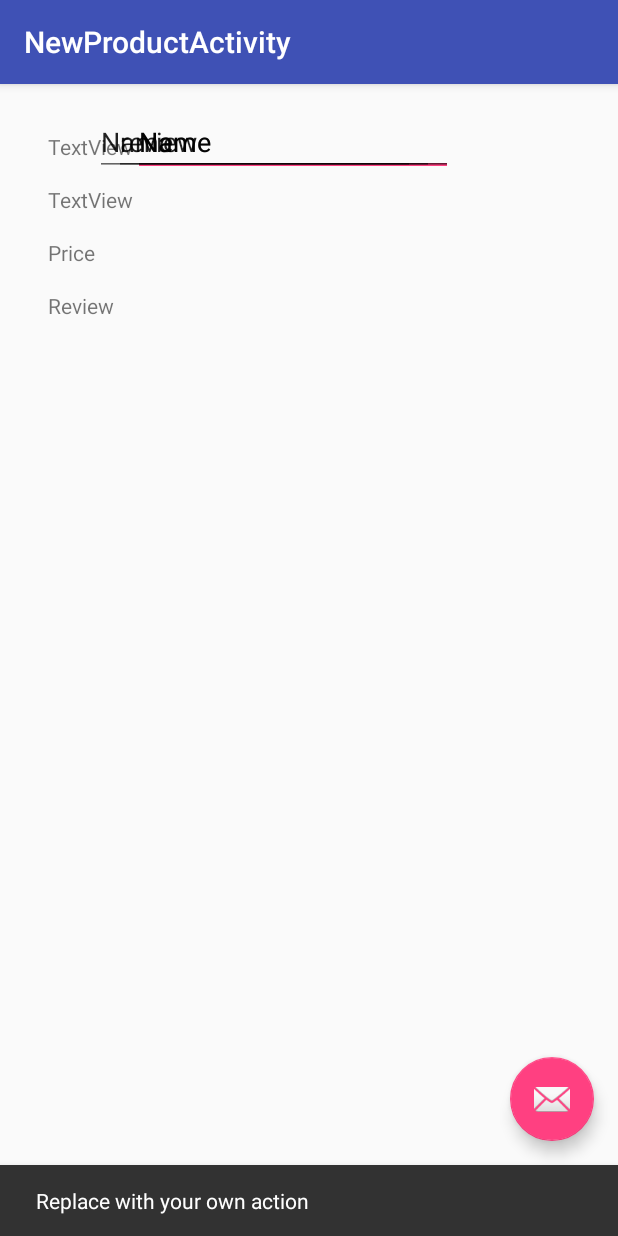
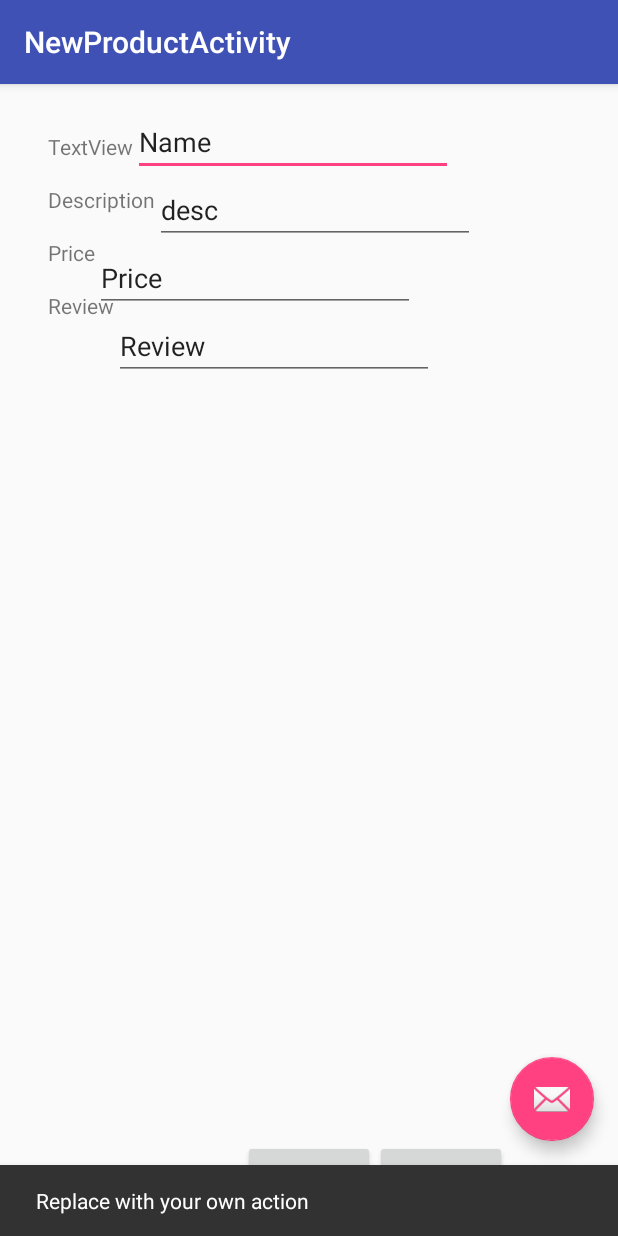
Before and after one commit to strongark/CMPE277-SQLite, an Android app: the NewProductActivity screen opened directly, with no data from a screen before it, after a tap on an icon or button, on a phone screen of 412 x 824 dp. Run offline under Robolectric (Android 15) with nearby library versions, the phone set to English and light mode, and no system bars.

Commit message:
fix layout

```diff
--- a/app/src/main/java/com/cmpe277/datastorage/NewProductActivity.java
+++ b/app/src/main/java/com/cmpe277/datastorage/NewProductActivity.java
@@ -6,6 +6,7 @@ import android.support.design.widget.Snackbar;
 import android.support.v7.app.AppCompatActivity;
 import android.support.v7.widget.Toolbar;
 import android.view.View;
+import android.widget.EditText;
 
 public class NewProductActivity extends AppCompatActivity {
 
@@ -34,7 +35,7 @@ public class NewProductActivity extends AppCompatActivity {
 
       DbController db = new DbController(getBaseContext());
       db.open();
-      db.insert(new prodItem(name,desc,review,Double.parse(price)));
+      db.insert(new Product(name,desc,review,Double.parseDouble(price)));
       db.close();
     }
 }
--- a/app/src/main/res/layout/content_new_product.xml
+++ b/app/src/main/res/layout/content_new_product.xml
@@ -33,7 +33,7 @@
         android:id="@+id/edt_name" />
 
     <TextView
-        android:text="TextView"
+        android:text="Description"
         android:layout_width="wrap_content"
         android:layout_height="wrap_content"
         android:layout_alignParentLeft="true"
@@ -46,10 +46,10 @@
         android:layout_width="wrap_content"
         android:layout_height="wrap_content"
         android:inputType="textPersonName"
-        android:text="Name"
+        android:text="desc"
         android:ems="10"
         android:layout_toRightOf="@id/txt_desc"
-        android:layout_alignParentTop="true"
+        android:layout_below="@id/edt_name"
         android:id="@+id/edt_desc" />
 
     <TextView
@@ -66,10 +66,10 @@
         android:layout_width="wrap_content"
         android:layout_height="wrap_content"
         android:inputType="textPersonName"
-        android:text="Name"
+        android:text="Price"
         android:ems="10"
         android:layout_toRightOf="@id/txt_price"
-        android:layout_alignParentTop="true"
+        android:layout_below="@id/edt_desc"
         android:id="@+id/edt_price" />
 
     <TextView
@@ -87,9 +87,22 @@
         android:layout_width="wrap_content"
         android:layout_height="wrap_content"
         android:inputType="textPersonName"
-        android:text="review"
+        android:text="Review"
         android:ems="10"
         android:layout_toRightOf="@id/txt_review"
-        android:layout_alignParentTop="true"
+        android:layout_below="@id/edt_price"
         />
+    <Button
+        android:id="@id/add_btn"
+        android:layout_width="wrap_content"
+        android:layout_height="wrap_content"
+        android:layout_alignParentBottom="true"
+        android:layout_centerHorizontal="true"
+        android:text="SAVE"/>
+    <Button
+        android:layout_width="wrap_content"
+        android:layout_height="wrap_content"
+        android:layout_alignParentBottom="true"
+        android:layout_toRightOf="@id/add_btn"
+        android:text="CANCEL"/>
 </RelativeLayout>
```
